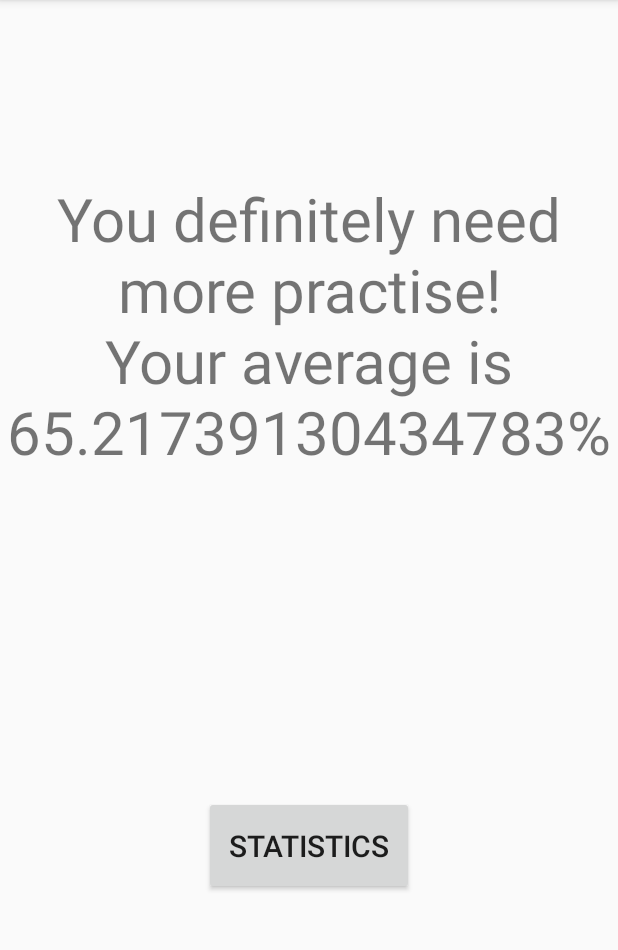
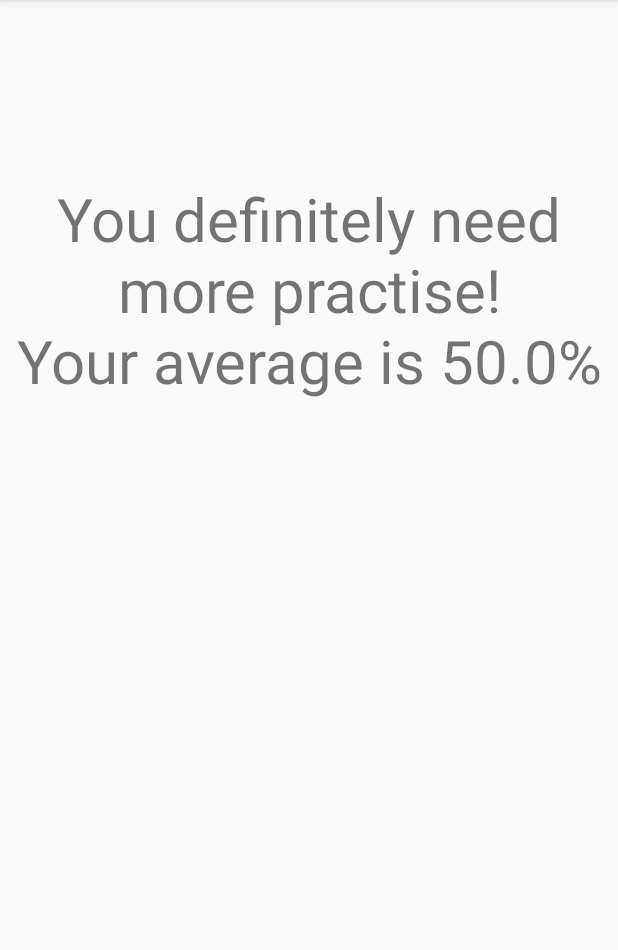
Before and after one commit to gapso8/ActivityGame, an Android app: the EndActivity screen opened directly, with no data from a screen before it, on a phone screen of 412 x 824 dp, the part 84-1034 px from its top. Run offline under Robolectric (Android 15) with nearby library versions, the phone set to English and light mode, and no system bars.

Commit message:
Not working: passing double value in the EndActivity

```diff
--- a/app/src/main/AndroidManifest.xml
+++ b/app/src/main/AndroidManifest.xml
@@ -18,7 +18,6 @@
         </activity>
         <activity android:name=".SecondActivity" />
         <activity android:name=".EndActivity" />
-        <activity android:name=".StatisticsActivity"></activity>
     </application>
 
 </manifest>
--- a/app/src/main/java/com/example/gaper/activity/EndActivity.java
+++ b/app/src/main/java/com/example/gaper/activity/EndActivity.java
@@ -1,39 +1,30 @@
 package com.example.gaper.activity;
 
-import android.content.Intent;
+
 import android.support.v7.app.AppCompatActivity;
 import android.os.Bundle;
-import android.view.View;
-import android.widget.Button;
 import android.widget.TextView;
 
 public class EndActivity extends SecondActivity {
 
     private TextView endText;
-    private Button stats;
 
-    double correct = 15;
-    double incorrect = 8;
+    //tuki bi hotu nardit tko da bi passal double value correct v ta activity
+    //Bundle extras = getIntent().getExtras();
+
+    //double correct = extras.getDouble("valueCorrect");
+    //double Incorrect = extras.getDouble("valueIncorrect");
+    double correct = 1;
+    double incorrect = 1;
     double average = (correct / (correct + incorrect));
 
 
-    private View.OnClickListener btnClickListener = new View.OnClickListener() {
-        @Override
-        public void onClick(View v) {
-            switch (v.getId()) {
-                case R.id.stats:
-                    theEnd();
-                    break;
-            }
-        }
-    };
+
 
     @Override
     protected void onCreate(Bundle savedInstanceState) {
         super.onCreate(savedInstanceState);
         setContentView(R.layout.activity_end);
-        stats = (Button) findViewById(R.id.stats);
-        stats.setOnClickListener(btnClickListener);
         endText = (TextView) findViewById(R.id.endText);
 
         setText(average);
@@ -52,9 +43,4 @@ public class EndActivity extends SecondActivity {
             endText.setText("Very bad!\nYour average is " + average * 100 + "%");
     }
 
-
-    private void theEnd() {
-        Intent g = new Intent(EndActivity.this, StatisticsActivity.class);
-        startActivity(g);
-    }
 }
--- a/app/src/main/java/com/example/gaper/activity/SecondActivity.java
+++ b/app/src/main/java/com/example/gaper/activity/SecondActivity.java
@@ -25,14 +25,17 @@ public class SecondActivity extends MainActivity {
     private Button newWord;
     private Button end;
     private CountDownTimer countDownTimer;
-
     private String[] words;
     private String[] presentation = {"speaking", "drawing", "pantomime"};
     private String a = "";
     MediaPlayer mp;
 
-    public int correct = 0;
-    public int incorrect = 0;
+    public static double correct = 10;
+    public static double incorrect = 5;
+
+
+
+
 
 
 
@@ -75,11 +78,11 @@ public class SecondActivity extends MainActivity {
     protected void onCreate(Bundle savedInstanceState) {
         super.onCreate(savedInstanceState);
         setContentView(R.layout.activity_second);
+
         start = (Button) findViewById(R.id.start);
         start.setOnClickListener(btnClickListener);
         stop = (Button) findViewById(R.id.stop);
         stop.setOnClickListener(btnClickListener);
-        time = (TextView) findViewById(R.id.time);
         up =  (Button)findViewById(R.id.up);
         up.setOnClickListener(btnClickListener);
         down = (Button)findViewById(R.id.down);
@@ -88,15 +91,22 @@ public class SecondActivity extends MainActivity {
         newWord.setOnClickListener(btnClickListener);
         word = (Button) findViewById(R.id.word);
         word.setOnClickListener(btnClickListener);
-        share = (TextView) findViewById(R.id.share);
         end = (Button) findViewById(R.id.end);
         end.setOnClickListener(btnClickListener);
 
+        share = (TextView) findViewById(R.id.share);
+        time = (TextView) findViewById(R.id.time);
+
+        word.setText(null);
+        share.setText(null);
+
+        mp  = MediaPlayer.create(this, R.raw.sound);
 
         createWordsList();
-        word.setText(null);
-        share.setText(null);
-        mp  = MediaPlayer.create(this, R.raw.sound);
+
+
+
+
     }
 
 
@@ -194,9 +204,11 @@ public class SecondActivity extends MainActivity {
         Intent launchBrowser = new Intent(Intent.ACTION_VIEW, uriUrl);
         startActivity(launchBrowser);
     }
-
+    //tuki bi hotu nardit tko da bi passal double value correct v ta drug activity ko prtisnes gumb The End
     private void theEnd (){
+        //Intent j = new Intent(getApplicationContext(), EndActivity.class);
         Intent j = new Intent(SecondActivity.this, EndActivity.class);
+        j.putExtra("valueCorrect", correct);
         startActivity(j);
     }
 
@@ -205,7 +217,12 @@ public class SecondActivity extends MainActivity {
             correct++;
         }else{
             incorrect++;
-
         }
     }
+
+
+
+
+
+
 }
--- a/app/src/main/res/layout/activity_end.xml
+++ b/app/src/main/res/layout/activity_end.xml
@@ -19,16 +19,4 @@
         app:layout_constraintTop_toTopOf="parent"
         app:layout_constraintVertical_bias="0.227" />
 
-    <Button
-        android:id="@+id/stats"
-        android:layout_width="140dp"
-        android:layout_height="66dp"
-        android:text="@string/statistics"
-        android:textSize="20sp"
-        app:layout_constraintBottom_toBottomOf="parent"
-        app:layout_constraintEnd_toEndOf="parent"
-        app:layout_constraintHorizontal_bias="0.501"
-        app:layout_constraintStart_toStartOf="parent"
-        app:layout_constraintTop_toBottomOf="@+id/endText"
-        app:layout_constraintVertical_bias="0.493" />
 </android.support.constraint.ConstraintLayout>
```
Also changed, not shown: app/src/main/java/com/example/gaper/activity/StatisticsActivity.java (deleted, +0 -26 lines), app/src/main/res/layout/activity_statistics.xml (deleted, +0 -21 lines).
